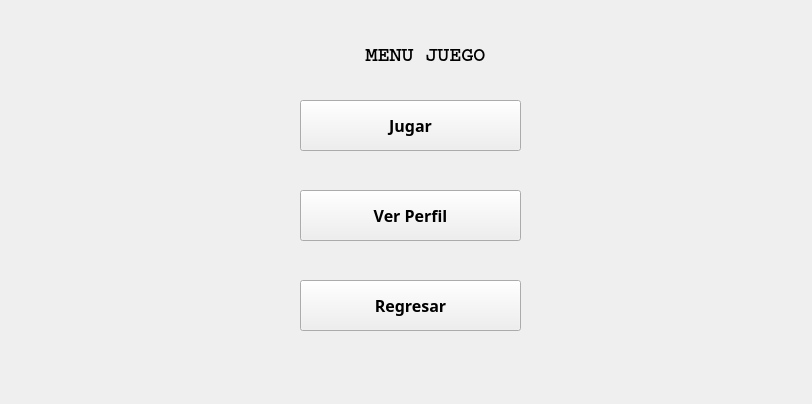
Above: Minesweeper/frmmenujuego.ui from WeaselSSH/Minesweeper before the change. Below: the same form after it.
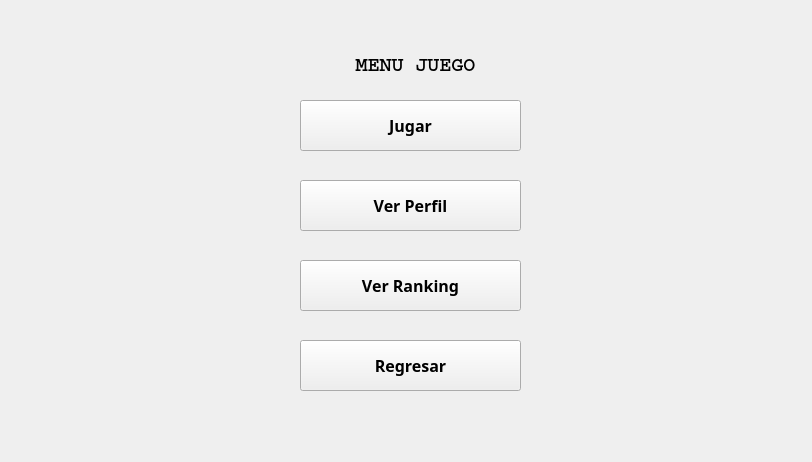
That is the form after the change.

Commit message: ranking listo (por fin xd)

The edit to the form file:
```diff
--- a/Minesweeper/frmmenujuego.ui
+++ b/Minesweeper/frmmenujuego.ui
@@ -7,7 +7,7 @@
     <x>0</x>
     <y>0</y>
     <width>812</width>
-    <height>404</height>
+    <height>462</height>
    </rect>
   </property>
   <property name="windowTitle">
@@ -16,8 +16,8 @@
   <widget class="QLabel" name="label">
    <property name="geometry">
     <rect>
-     <x>270</x>
-     <y>30</y>
+     <x>260</x>
+     <y>40</y>
      <width>311</width>
      <height>51</height>
     </rect>
@@ -60,7 +60,7 @@
    <property name="geometry">
     <rect>
      <x>300</x>
-     <y>280</y>
+     <y>340</y>
      <width>221</width>
      <height>51</height>
     </rect>
@@ -80,7 +80,7 @@
    <property name="geometry">
     <rect>
      <x>300</x>
-     <y>190</y>
+     <y>180</y>
      <width>221</width>
      <height>51</height>
     </rect>
@@ -96,6 +96,26 @@
     <string>Ver Perfil</string>
    </property>
   </widget>
+  <widget class="QPushButton" name="btnRanking">
+   <property name="geometry">
+    <rect>
+     <x>300</x>
+     <y>260</y>
+     <width>221</width>
+     <height>51</height>
+    </rect>
+   </property>
+   <property name="font">
+    <font>
+     <family>8514oem</family>
+     <pointsize>12</pointsize>
+     <bold>true</bold>
+    </font>
+   </property>
+   <property name="text">
+    <string>Ver Ranking</string>
+   </property>
+  </widget>
  </widget>
  <resources/>
  <connections/>
```
The commit also changes 5 other files.
